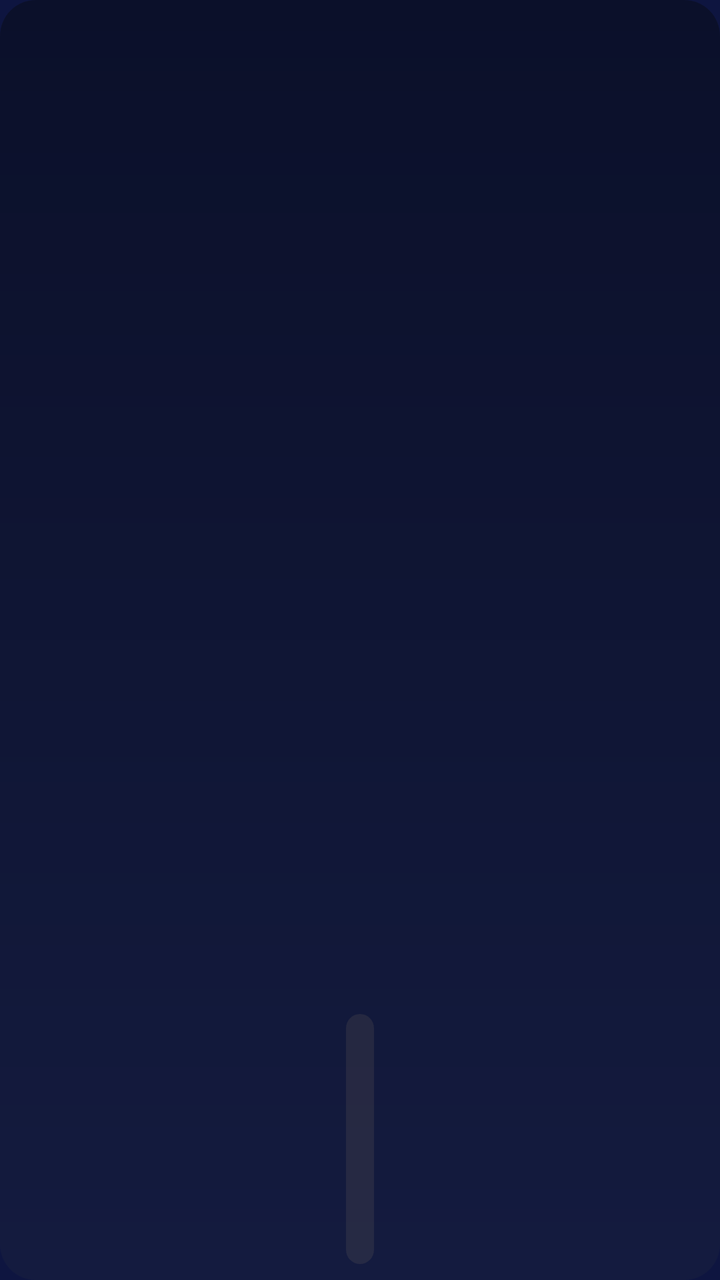
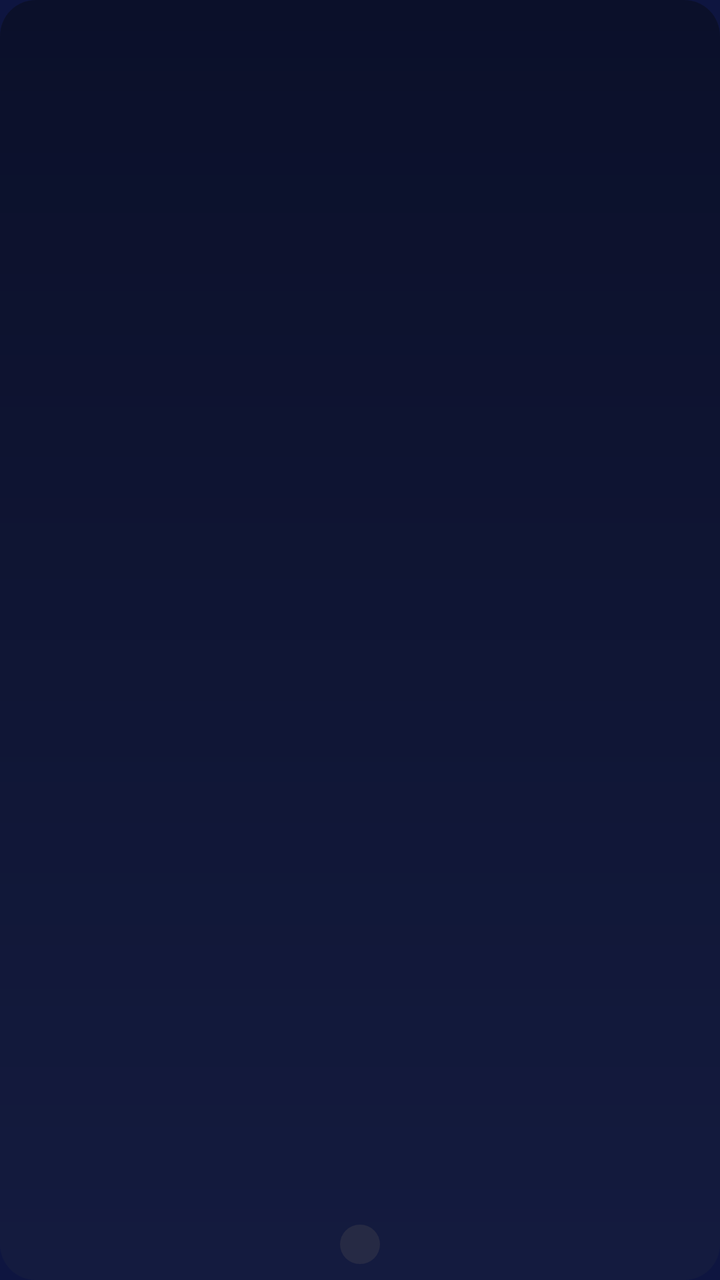

Before-and-after screenshots of an Android layout around one commit, followed by the original layout XML and the change that was made.
<!-- AndroidManifest.xml: application theme Theme.Mawaqiti -->
<!-- res/layout/widget_next.xml -->
<?xml version="1.0" encoding="utf-8"?>
<LinearLayout xmlns:android="http://schemas.android.com/apk/res/android"
    android:id="@+id/widget_next_root"
    android:layout_width="match_parent"
    android:layout_height="match_parent"
    android:background="@drawable/widget_background"
    android:gravity="center"
    android:layoutDirection="ltr"
    android:orientation="vertical"
    android:padding="8dp">

    <TextView
        android:id="@+id/widget_next_label"
        android:layout_width="match_parent"
        android:layout_height="0dp"
        android:layout_weight="1"
        android:ellipsize="end"
        android:gravity="center"
        android:maxLines="1"
        android:textColor="@color/widget_text_muted"
        android:textSize="9sp" />

    <TextView
        android:id="@+id/widget_next_name"
        android:layout_width="match_parent"
        android:layout_height="0dp"
        android:layout_weight="1.6"
        android:ellipsize="end"
        android:gravity="center"
        android:maxLines="1"
        android:textColor="@color/widget_text"
        android:textSize="14sp"
        android:textStyle="bold" />

    <TextView
        android:id="@+id/widget_next_time"
        android:layout_width="match_parent"
        android:layout_height="0dp"
        android:layout_weight="2.2"
        android:ellipsize="end"
        android:gravity="center"
        android:maxLines="1"
        android:textColor="@color/widget_text"
        android:textSize="20sp"
        android:textStyle="bold" />

    <TextView
        android:id="@+id/widget_next_left"
        android:layout_width="wrap_content"
        android:layout_height="0dp"
        android:layout_gravity="center_horizontal"
        android:layout_weight="1.2"
        android:background="@drawable/widget_gold_pill"
        android:ellipsize="end"
        android:gravity="center"
        android:maxLines="1"
        android:paddingStart="7dp"
        android:paddingTop="2dp"
        android:paddingEnd="7dp"
        android:paddingBottom="2dp"
        android:textColor="@color/widget_gold"
        android:textSize="9sp"
        android:textStyle="bold" />
</LinearLayout>
<!-- resources referenced by this layout -->
<resources>
  <color name="widget_gold">#FFD98A</color>
  <color name="widget_text">#F3F5FF</color>
  <color name="widget_text_muted">#AEB7D6</color>
  <!-- drawable widget_background (drawable) -->
  <?xml version="1.0" encoding="utf-8"?>
  <shape xmlns:android="http://schemas.android.com/apk/res/android"
      android:shape="rectangle">
      <gradient
          android:angle="270"
          android:startColor="@color/widget_night_top"
          android:endColor="@color/widget_night_bottom"
          android:type="linear" />
      <corners android:radius="18dp" />
  </shape>
  <!-- drawable widget_gold_pill (drawable) -->
  <?xml version="1.0" encoding="utf-8"?>
  <shape xmlns:android="http://schemas.android.com/apk/res/android"
      android:shape="rectangle">
      <solid android:color="#14FFD98A" />
      <corners android:radius="12dp" />
  </shape>
  <style name="Theme.Mawaqiti" parent="Theme.AppCompat.DayNight.NoActionBar">
          <item name="android:windowBackground">@color/mawaqiti_background</item>
          <item name="android:statusBarColor">@android:color/transparent</item>
          <item name="android:navigationBarColor">@android:color/transparent</item>
          <item name="android:windowLightStatusBar">false</item>
      </style>
  <color name="widget_night_top">#0B102A</color>
  <color name="widget_night_bottom">#141B3F</color>
  <color name="mawaqiti_background">#0E1540</color>
</resources>

<!-- the commit's change to res/layout/widget_next.xml (unified diff, before → after) -->
@@ -4,7 +4,6 @@
     android:layout_width="match_parent"
     android:layout_height="match_parent"
     android:background="@drawable/widget_background"
-    android:gravity="center"
     android:layoutDirection="ltr"
     android:orientation="vertical"
     android:padding="8dp">
@@ -12,53 +11,58 @@
     <TextView
         android:id="@+id/widget_next_label"
         android:layout_width="match_parent"
+        android:layout_height="wrap_content"
+        android:ellipsize="end"
+        android:gravity="center"
+        android:maxLines="2"
+        android:textColor="@color/widget_text_muted"
+        android:textSize="10sp" />
+
+    <LinearLayout
+        android:layout_width="match_parent"
         android:layout_height="0dp"
         android:layout_weight="1"
-        android:ellipsize="end"
         android:gravity="center"
-        android:maxLines="1"
-        android:textColor="@color/widget_text_muted"
-        android:textSize="9sp" />
+        android:orientation="vertical">
 
-    <TextView
-        android:id="@+id/widget_next_name"
-        android:layout_width="match_parent"
-        android:layout_height="0dp"
-        android:layout_weight="1.6"
-        android:ellipsize="end"
-        android:gravity="center"
-        android:maxLines="1"
-        android:textColor="@color/widget_text"
-        android:textSize="14sp"
-        android:textStyle="bold" />
+        <TextView
+            android:id="@+id/widget_next_name"
+            android:layout_width="match_parent"
+            android:layout_height="0dp"
+            android:layout_weight="1"
+            android:ellipsize="end"
+            android:gravity="center"
+            android:maxLines="2"
+            android:textColor="@color/widget_text"
+            android:textSize="18sp"
+            android:textStyle="bold" />
 
-    <TextView
-        android:id="@+id/widget_next_time"
-        android:layout_width="match_parent"
-        android:layout_height="0dp"
-        android:layout_weight="2.2"
-        android:ellipsize="end"
-        android:gravity="center"
-        android:maxLines="1"
-        android:textColor="@color/widget_text"
-        android:textSize="20sp"
-        android:textStyle="bold" />
+        <TextView
+            android:id="@+id/widget_next_time"
+            android:layout_width="match_parent"
+            android:layout_height="0dp"
+            android:layout_weight="1.5"
+            android:ellipsize="end"
+            android:gravity="center"
+            android:maxLines="1"
+            android:textColor="@color/widget_text"
+            android:textSize="27sp"
+            android:textStyle="bold" />
+    </LinearLayout>
 
     <TextView
         android:id="@+id/widget_next_left"
         android:layout_width="wrap_content"
-        android:layout_height="0dp"
+        android:layout_height="wrap_content"
         android:layout_gravity="center_horizontal"
-        android:layout_weight="1.2"
         android:background="@drawable/widget_gold_pill"
         android:ellipsize="end"
-        android:gravity="center"
         android:maxLines="1"
-        android:paddingStart="7dp"
-        android:paddingTop="2dp"
-        android:paddingEnd="7dp"
-        android:paddingBottom="2dp"
+        android:paddingStart="10dp"
+        android:paddingTop="3dp"
+        android:paddingEnd="10dp"
+        android:paddingBottom="3dp"
         android:textColor="@color/widget_gold"
-        android:textSize="9sp"
+        android:textSize="10sp"
         android:textStyle="bold" />
 </LinearLayout>
